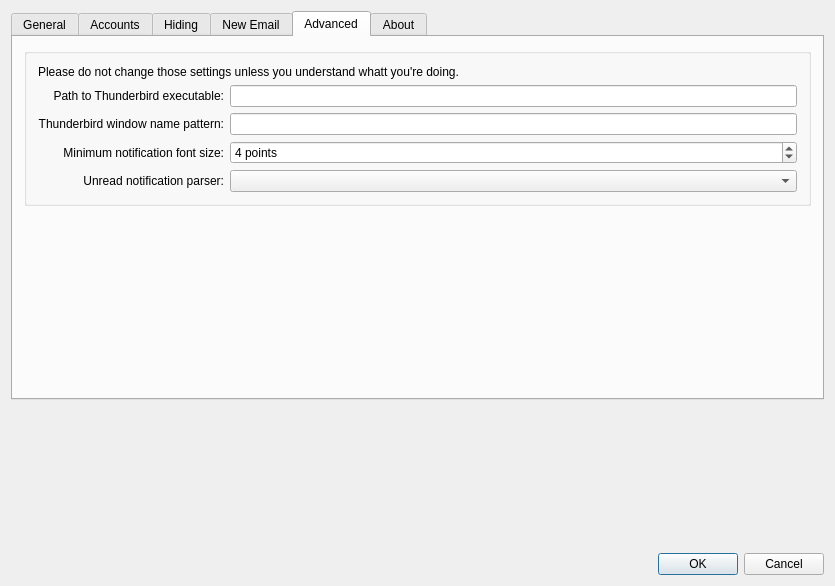
Qt form src/dialogsettings.ui (gyunaev/birdtray) before a commit.
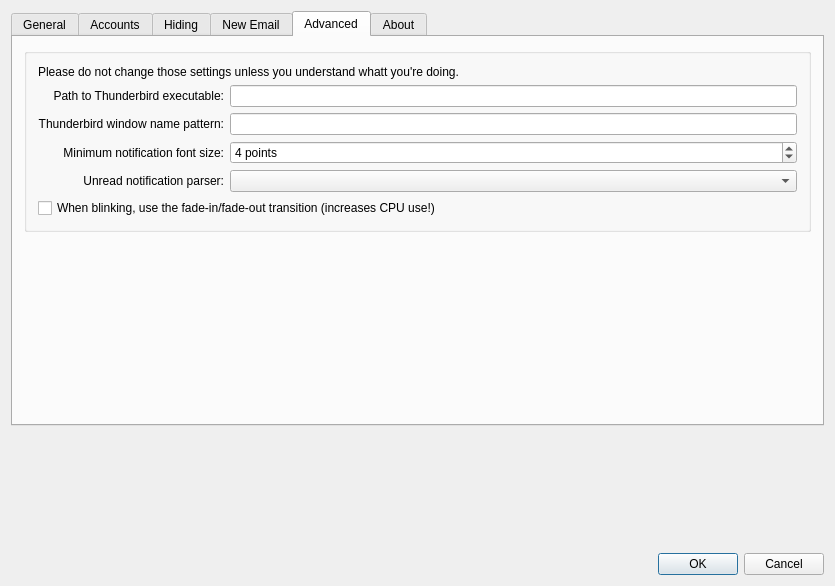
The same form after that commit. The open tabs and pages were chosen to show the change. Icons and pictures are not drawn. Custom widgets are drawn as their Qt base class.

Commit message: Blinking is now not using alpha transition (fadein-fadeout) by default, only if set in advanced settings. This lowers CPU usage significantly while blinking. `

Patch:
```diff
--- a/src/dialogsettings.ui
+++ b/src/dialogsettings.ui
@@ -636,6 +636,13 @@
             </property>
            </widget>
           </item>
+          <item row="5" column="0" colspan="2">
+           <widget class="QCheckBox" name="boxBlinkingUsesAlpha">
+            <property name="text">
+             <string>When blinking, use the fade-in/fade-out transition (increases CPU use!)</string>
+            </property>
+           </widget>
+          </item>
          </layout>
         </widget>
        </item>
```
Left out of the diff: 16 changed lines with no effect on the pictures. The commit also changes 5 other files.
